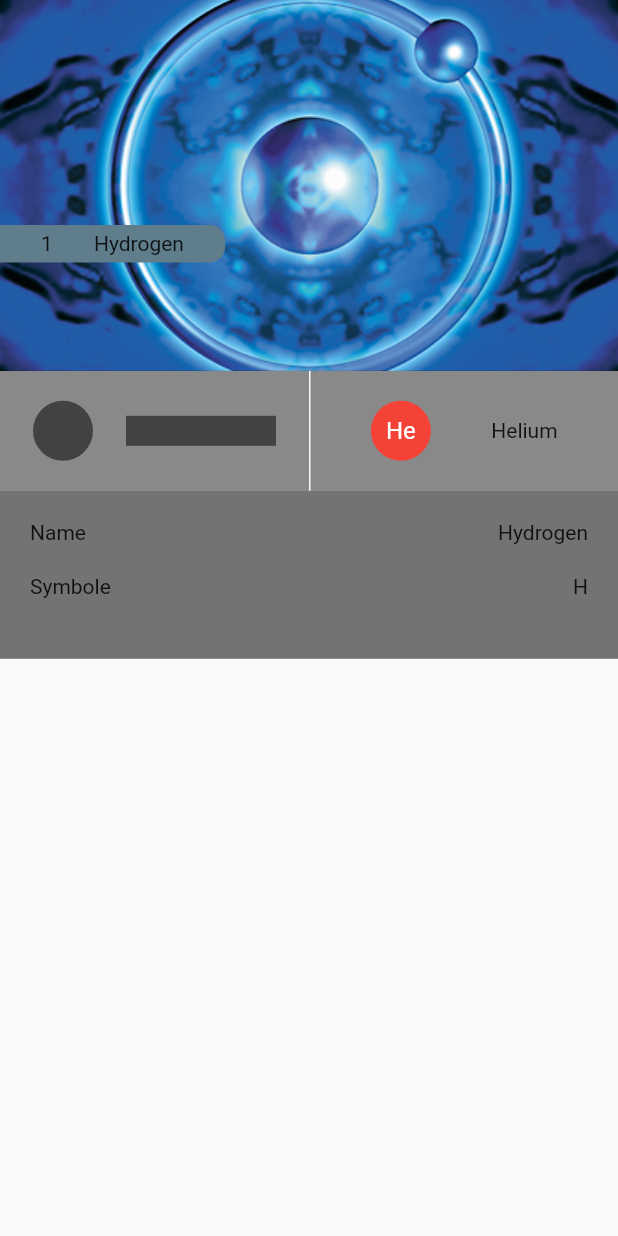
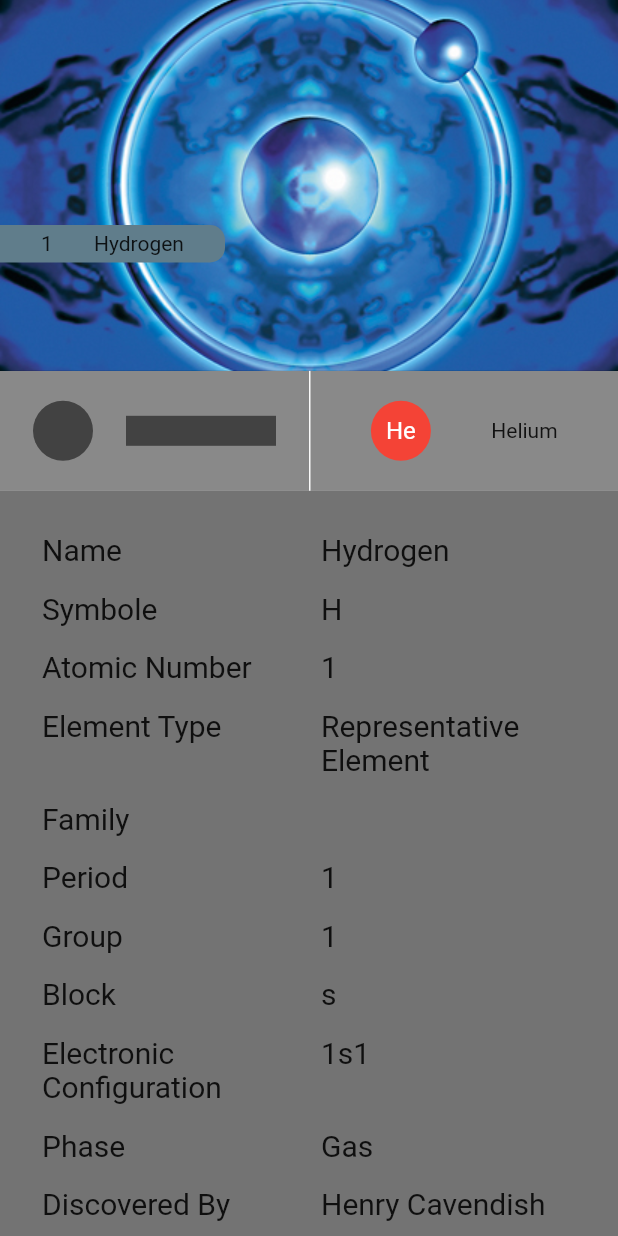
Before and after one commit to SMAthar/periodic_table, a Flutter app: the screen it shows after launch, after a tap on an icon or button, on a phone screen of 412 x 824 dp. Run offline on Flutter 3.47's test engine with Material 2 defaults, Android fonts, the phone set to English and light mode, and no system bars; Roboto replaces fonts that are missing (montserrate).

Commit message:
Some Changes

```diff
--- a/lib/pages/details_page.dart
+++ b/lib/pages/details_page.dart
@@ -1,6 +1,7 @@
 import 'package:flutter/material.dart';
 import 'package:priodic_table/model/element.dart' as elem;
 import 'package:priodic_table/resources/color_convert.dart';
+import 'package:priodic_table/resources/text_style.dart';
 import 'package:priodic_table/widgets/nevigation_tab.dart';
 
 class DetailsPage extends StatelessWidget {
@@ -59,28 +60,139 @@ class DetailsPage extends StatelessWidget {
           Container(
             color: Colors.black54,
             padding: EdgeInsets.all(20.0),
-            child: Column(
-              mainAxisAlignment: MainAxisAlignment.center,
-              children: <Widget>[
-                Padding(
-                  padding: const EdgeInsets.only(bottom: 20),
-                  child: Row(
-                    mainAxisAlignment: MainAxisAlignment.spaceBetween,
-                    children: <Widget>[
-                      Text("Name"),
-                      Text(element.name)
-                    ],
-                  ),
+            child:Table(
+              children: [
+                TableRow(
+                  children: [
+                    TableCell(child: Padding(
+                      padding: const EdgeInsets.all(8.0),
+                      child: Text("Name", style:detailItemStyle),
+                    ),),
+                    TableCell(child: Padding(
+                      padding: const EdgeInsets.all(8.0),
+                      child: Text(element.name, style:detailItemStyle),
+                    ),)
+                  ]
                 ),
-                Padding(
-                  padding: const EdgeInsets.only(bottom: 20),
-                  child: Row(
-                    mainAxisAlignment: MainAxisAlignment.spaceBetween,
-                    children: <Widget>[
-                      Text("Symbole"),
-                      Text(element.symbole)
-                    ],
-                  ),
+                TableRow(
+                  children: [
+                    TableCell(child: Padding(
+                      padding: const EdgeInsets.all(8.0),
+                      child: Text("Symbole", style:detailItemStyle),
+                    ),),
+                    TableCell(child: Padding(
+                      padding: const EdgeInsets.all(8.0),
+                      child: Text(element.symbole, style:detailItemStyle),
+                    ),)
+                  ]
+                ),
+                TableRow(
+                  children: [
+                    TableCell(child: Padding(
+                      padding: const EdgeInsets.all(8.0),
+                      child: Text("Atomic Number", style:detailItemStyle),
+                    ),),
+                    TableCell(child: Padding(
+                      padding: const EdgeInsets.all(8.0),
+                      child: Text(element.atomicNo.toString(), style:detailItemStyle),
+                    ),)
+                  ]
+                ),
+                TableRow(
+                  children: [
+                    TableCell(child: Padding(
+                      padding: const EdgeInsets.all(8.0),
+                      child: Text("Element Type", style:detailItemStyle),
+                    ),),
+                    TableCell(child: Padding(
+                      padding: const EdgeInsets.all(8.0),
+                      child: Text(element.elementType, style:detailItemStyle),
+                    ),)
+                  ]
+                ),
+                TableRow(
+                  children: [
+                    TableCell(child: Padding(
+                      padding: const EdgeInsets.all(8.0),
+                      child: Text("Family", style:detailItemStyle),
+                    ),),
+                    TableCell(child: Padding(
+                      padding: const EdgeInsets.all(8.0),
+                      child: element.family != null ? Text(element.family, style:detailItemStyle) : Container(),
+                    ),)
+                  ]
+                ),
+                TableRow(
+                  children: [
+                    TableCell(child: Padding(
+                      padding: const EdgeInsets.all(8.0),
+                      child: Text("Period", style:detailItemStyle),
+                    ),),
+                    TableCell(child: Padding(
+                      padding: const EdgeInsets.all(8.0),
+                      child: Text(element.period.toString(), style:detailItemStyle),
+                    ),)
+                  ]
+                ),
+                TableRow(
+                  children: [
+                    TableCell(child: Padding(
+                      padding: const EdgeInsets.all(8.0),
+                      child: Text("Group", style:detailItemStyle),
+                    ),),
+                    TableCell(child: Padding(
+                      padding: const EdgeInsets.all(8.0),
+                      child: Text(element.group.toString(), style:detailItemStyle),
+                    ),)
+                  ]
+                ),
+                TableRow(
+                  children: [
+                    TableCell(child: Padding(
+                      padding: const EdgeInsets.all(8.0),
+                      child: Text("Block", style:detailItemStyle),
+                    ),),
+                    TableCell(child: Padding(
+                      padding: const EdgeInsets.all(8.0),
+                      child: Text(element.block, style:detailItemStyle),
+                    ),)
+                  ]
+                ),
+                TableRow(
+                  children: [
+                    TableCell(child: Padding(
+                      padding: const EdgeInsets.all(8.0),
+                      child: Text("Electronic Configuration", style:detailItemStyle),
+                    ),),
+                    TableCell(child: Padding(
+                      padding: const EdgeInsets.all(8.0),
+                      child: Text(element.eConfig, style:detailItemStyle),
+                    ),)
+                  ]
+                ),
+                TableRow(
+                  children: [
+                    TableCell(child: Padding(
+                      padding: const EdgeInsets.all(8.0),
+                      child: Text("Phase", style:detailItemStyle),
+                    ),),
+                    TableCell(child: Padding(
+                      padding: const EdgeInsets.all(8.0),
+                      child: Text(element.phase, style:detailItemStyle),
+                    ),)
+                  ]
+                ),
+                TableRow(
+                  children: [
+                    TableCell(child: Padding(
+                      padding: const EdgeInsets.all(8.0),
+                      child: Text("Discovered By", style:detailItemStyle),
+                    ),),
+                    TableCell(child: Padding(
+                      padding: const EdgeInsets.all(8.0),
+                      child: Text(element.discoveredBy, style:detailItemStyle),
+                    ),)
+                  ]
                 ),
               ],
             ),
--- a/lib/widgets/custom_card.dart
+++ b/lib/widgets/custom_card.dart
@@ -13,15 +13,16 @@ class CustomCard extends StatelessWidget {
   @override
   Widget build(BuildContext context) {
     return Container(
-      padding: EdgeInsets.all(0.75),
+      padding: EdgeInsets.all(1),
       height: MediaQuery.of(context).size.width * 0.15,
       width: MediaQuery.of(context).size.width * 0.15,
       child: OutlineButton(
-        padding: EdgeInsets.only(top: 10),
+        padding: EdgeInsets.all(5),
         borderSide: BorderSide(
           color: mapBColor(element)
         ),
-        color: mapColor(element),
+        highlightedBorderColor: mapColor(element),
+        splashColor: mapColor(element),
         onPressed: (){
           Navigator.push(
             context,
@@ -34,11 +35,11 @@ class CustomCard extends StatelessWidget {
           children: <Widget>[
             Align(
               alignment: Alignment.topLeft,
-              child: Text(element.atomicNo.toString()),
+              child: Text(element.atomicNo.toString(),style: TextStyle(fontSize: 10)),
             ),
             Align(
               alignment: Alignment.center,
-              child: Text(element.symbole),
+              child: Text(element.symbole, style: TextStyle(fontSize: 20),),
             ),
           ],
         ),
--- a/lib/widgets/cutom_list_tile.dart
+++ /dev/null
@@ -1,46 +0,0 @@
-import 'package:flutter/material.dart';
-import 'package:priodic_table/model/element.dart' as elmnt;
-
-class CustomListTile extends StatelessWidget {
-  final elmnt.Element element;
-
-  CustomListTile({this.element});
-
-  @override
-  Widget build(BuildContext context) {
-    return Material(
-      color: Colors.white,
-      borderRadius: BorderRadius.circular(20.0),
-      child: InkWell(
-        borderRadius: BorderRadius.circular(20.0),
-        onTap: (){},
-        child: Container(
-          padding: EdgeInsets.all(10.0),
-          height: MediaQuery.of(context).size.height * 0.1,
-          width: MediaQuery.of(context).size.width,
-          child: Row(
-            mainAxisAlignment: MainAxisAlignment.spaceBetween,
-            children: <Widget>[
-              CircleAvatar(
-                child: Text(element.symbole),
-              ),
-              Column(
-                children: <Widget>[
-                  Text(element.name),
-                  Text(element.eConfig),
-                ],
-              ),
-              Column(
-                children: <Widget>[
-                  Text(element.atomicNo.toString()),
-                  Text(element.phase),
-                ],
-              )
-            ],
-          ),
-        ),
-      ),
-      //elevation: 1.0,
-    );
-  }
-}
--- a/pubspec.yaml
+++ b/pubspec.yaml
@@ -14,7 +14,7 @@ description: A new Flutter project.
 version: 1.0.0+1
 
 environment:
-  sdk: ">=2.1.0 <3.0.0"
+  sdk: ">=2.2.2 <3.0.0"
 
 dependencies:
   flutter:
```
Also changed, not shown: pubspec.lock, 1 other file.
